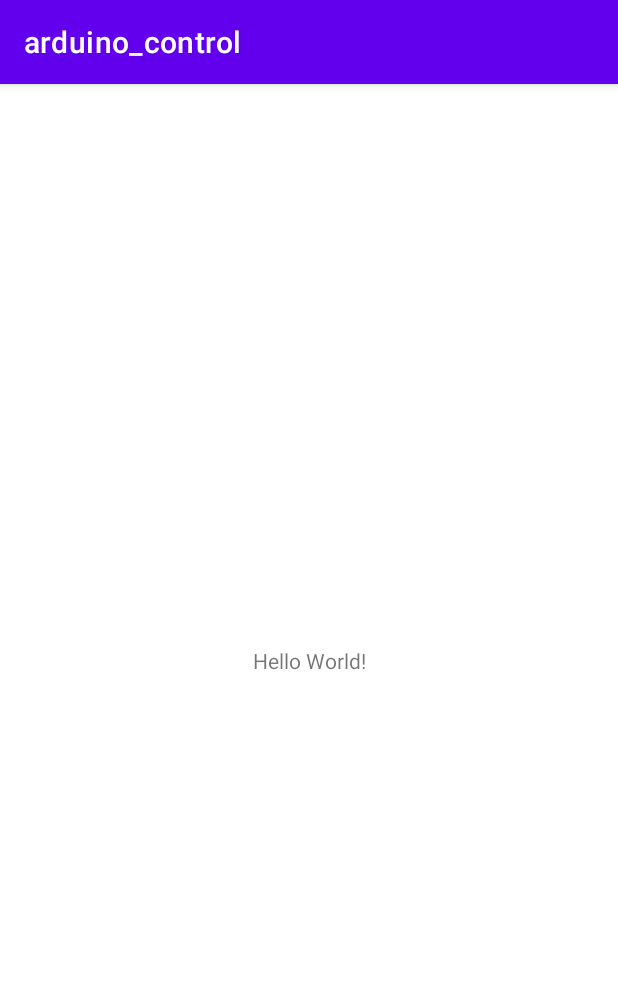
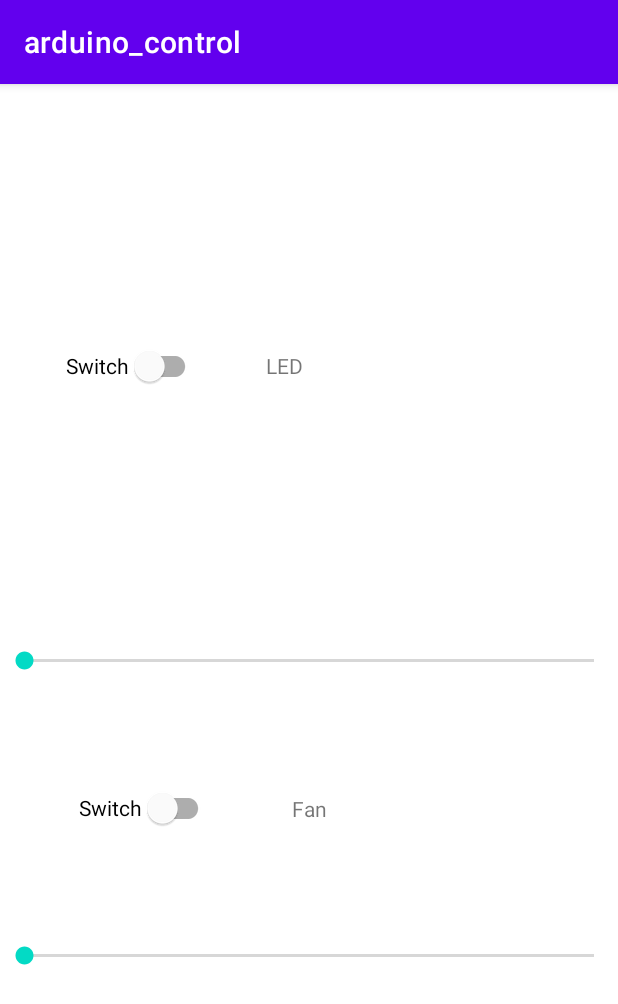
Before and after one commit to masterchief164/arduino_control1, an Android app: the screen it shows after launch (MainActivity), on a phone screen of 412 x 824 dp. Shown: the top 1004 px of the screen. Run offline under Robolectric (Android 15) with nearby library versions, the phone set to English and light mode, and no system bars.

Commit message:
small progress

```diff
--- a/app/src/main/java/com/example/arduino_control/MainActivity.java
+++ b/app/src/main/java/com/example/arduino_control/MainActivity.java
@@ -1,8 +1,10 @@
 package com.example.arduino_control;
 
+import android.os.Bundle;
+import android.widget.SeekBar;
+import android.widget.TextView;
+
 import androidx.appcompat.app.AppCompatActivity;
-
-import android.os.Bundle;
 
 public class MainActivity extends AppCompatActivity {
 
@@ -10,5 +12,28 @@ public class MainActivity extends AppCompatActivity {
     protected void onCreate(Bundle savedInstanceState) {
         super.onCreate(savedInstanceState);
         setContentView(R.layout.activity_main);
+        SeekBar seekBar_led = findViewById(R.id.seekBar_led);
+        SeekBar seekBar_fan = findViewById(R.id.seekBar_fan);
+        TextView textViewFan = findViewById(R.id.textView_fan);
+        TextView textViewLed = findViewById(R.id.textView_led);
+
+        seekBar_led.setOnSeekBarChangeListener(new SeekBar.OnSeekBarChangeListener() {
+            @Override
+            public void onProgressChanged(SeekBar seekBar, int progress, boolean fromUser) {
+                float k = (float) (100.0 * progress / 256);
+                textViewLed.setText((getString(R.string.size_is) + k));
+                textViewLed.setTextSize(k);
+            }
+
+            @Override
+            public void onStartTrackingTouch(SeekBar seekBar) {
+
+            }
+
+            @Override
+            public void onStopTrackingTouch(SeekBar seekBar) {
+
+            }
+        });
     }
 }
--- a/app/src/main/res/layout/activity_main.xml
+++ b/app/src/main/res/layout/activity_main.xml
@@ -6,13 +6,62 @@
     android:layout_height="match_parent"
     tools:context=".MainActivity">
 
+    <SeekBar
+        android:id="@+id/seekBar_led"
+        android:layout_width="match_parent"
+        android:layout_height="wrap_content"
+        app:layout_constraintBottom_toBottomOf="parent"
+        app:layout_constraintEnd_toEndOf="parent"
+        app:layout_constraintStart_toStartOf="parent"
+        app:layout_constraintTop_toTopOf="parent" />
+
+    <SeekBar
+        android:id="@+id/seekBar_fan"
+        android:layout_width="match_parent"
+        android:layout_height="wrap_content"
+        app:layout_constraintBottom_toBottomOf="parent"
+        app:layout_constraintEnd_toEndOf="parent"
+        app:layout_constraintStart_toStartOf="parent"
+        app:layout_constraintTop_toBottomOf="@+id/seekBar_led" />
+
     <TextView
+        android:id="@+id/textView_fan"
         android:layout_width="wrap_content"
         android:layout_height="wrap_content"
-        android:text="Hello World!"
-        app:layout_constraintBottom_toBottomOf="parent"
-        app:layout_constraintLeft_toLeftOf="parent"
-        app:layout_constraintRight_toRightOf="parent"
+        android:text="@string/fan"
+        app:layout_constraintBottom_toTopOf="@+id/seekBar_fan"
+        app:layout_constraintEnd_toEndOf="parent"
+        app:layout_constraintStart_toStartOf="parent"
+        app:layout_constraintTop_toBottomOf="@+id/seekBar_led" />
+
+    <TextView
+        android:id="@+id/textView_led"
+        android:layout_width="58dp"
+        android:layout_height="20dp"
+        android:text="@string/led"
+        app:layout_constraintBottom_toTopOf="@+id/seekBar_led"
+        app:layout_constraintEnd_toEndOf="parent"
+        app:layout_constraintStart_toStartOf="parent"
         app:layout_constraintTop_toTopOf="parent" />
 
+    <com.google.android.material.switchmaterial.SwitchMaterial
+        android:id="@+id/switch_led"
+        android:layout_width="wrap_content"
+        android:layout_height="wrap_content"
+        android:text="@string/switch1"
+        app:layout_constraintBottom_toTopOf="@+id/seekBar_led"
+        app:layout_constraintEnd_toStartOf="@+id/textView_led"
+        app:layout_constraintStart_toStartOf="parent"
+        app:layout_constraintTop_toTopOf="parent" />
+
+    <com.google.android.material.switchmaterial.SwitchMaterial
+        android:id="@+id/switch_fan"
+        android:layout_width="wrap_content"
+        android:layout_height="wrap_content"
+        android:text="@string/switch1"
+        app:layout_constraintBottom_toTopOf="@+id/seekBar_fan"
+        app:layout_constraintEnd_toStartOf="@+id/textView_fan"
+        app:layout_constraintStart_toStartOf="parent"
+        app:layout_constraintTop_toBottomOf="@+id/seekBar_led" />
+
 </androidx.constraintlayout.widget.ConstraintLayout>
--- a/app/src/main/res/values/strings.xml
+++ b/app/src/main/res/values/strings.xml
@@ -1,3 +1,8 @@
 <resources>
     <string name="app_name">arduino_control</string>
+    <string name="button">Button</string>
+    <string name="switch1">Switch</string>
+    <string name="led">LED</string>
+    <string name="fan">Fan</string>
+    <string name="size_is">Size is</string>
 </resources>
```
